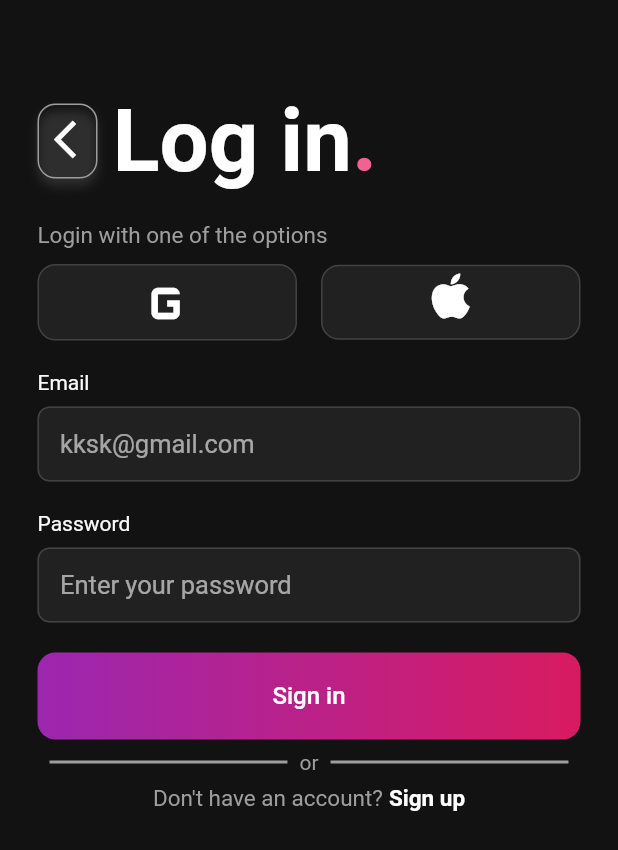
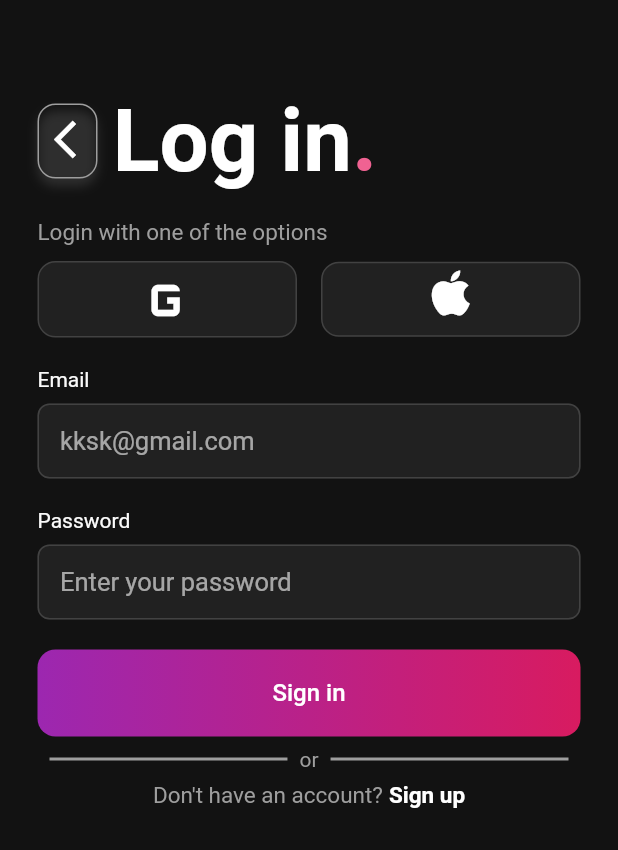
Before and after one commit to Kapardheeswar/Auth_Screen, a Flutter app: the screen it shows after launch, on a phone screen of 412 x 824 dp. Shown: the top 850 px of the screen. Run offline on Flutter 3.47's test engine with Material 2 defaults, Android fonts, the phone set to English and light mode, and no system bars; our stand-ins replace gap, google_fonts; Roboto replaces fonts that are missing (Ubuntu).

Commit message:
sign in updated

```diff
--- a/lib/signin.dart
+++ b/lib/signin.dart
@@ -23,7 +23,7 @@ class _signin_screenState extends State<signin_screen> {
             crossAxisAlignment: CrossAxisAlignment.start,
             children: [
               titletext(context),
-              Gap(20),
+              Gap(18),
               direct_login_buttons(),
               Gap(20),
               fields(),
```
